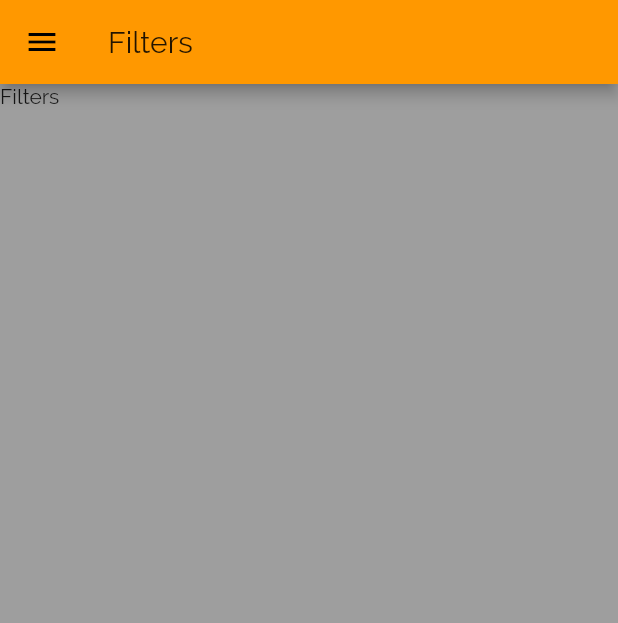
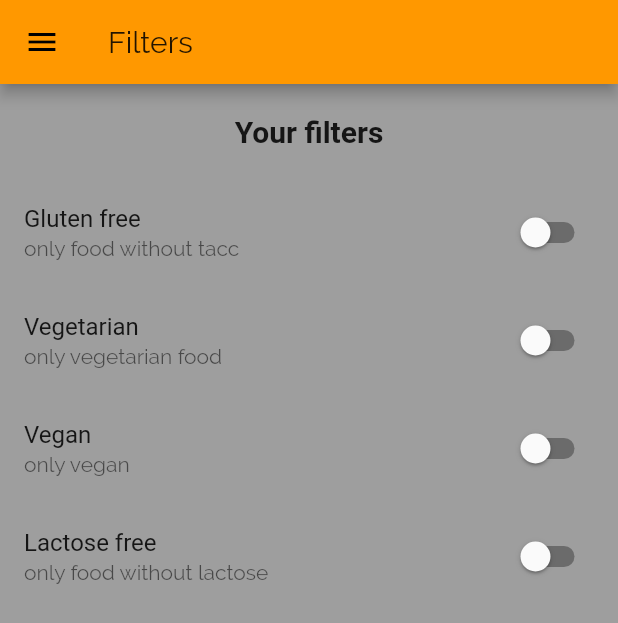
Before and after one commit to albertoecf/comidas_app, a Flutter app: the FiltersScreen screen opened by its route, on a phone screen of 412 x 824 dp. Shown: the top 623 px of the screen. Run offline on Flutter 3.47's test engine with Material 2 defaults, Android fonts, the phone set to English and light mode, and no system bars; Roboto replaces fonts that are missing (RobotCondensed).

Commit message:
filter front + pdf app map wip

```diff
--- a/lib/screens/filters_screen.dart
+++ b/lib/screens/filters_screen.dart
@@ -1,8 +1,33 @@
 import 'package:flutter/material.dart';
 import '../widgets/main_drawer.dart';
 
-class FiltersScreen extends StatelessWidget {
+class FiltersScreen extends StatefulWidget {
   static const routeName = '/filters';
+
+  @override
+  _FiltersScreenState createState() => _FiltersScreenState();
+}
+
+class _FiltersScreenState extends State<FiltersScreen> {
+  var _glutenFree = false;
+  var _vegetarian = false;
+  var _vegan = false;
+  var _lactoseFree = false;
+
+  Widget _buildSwitchListTile(
+    String title,
+    String description,
+    bool currentValue,
+    Function updateValue,
+  ) {
+    return SwitchListTile(
+      title: Text(title),
+      value: currentValue,
+      subtitle: Text(description),
+      onChanged: updateValue,
+    );
+  }
+
   @override
   Widget build(BuildContext context) {
     return Scaffold(
@@ -10,9 +35,68 @@ class FiltersScreen extends StatelessWidget {
           title: Text('Filters'),
         ),
         drawer: MainDrawer(),
-      body: Container(
-        child: Text('Filters'),
+        body: Column(
+          children: <Widget>[
+            Container(
+              padding: EdgeInsets.all(20),
+              child: Text('Your filters',
+                  style: Theme.of(context).textTheme.title),
             ),
+            Expanded(
+              child: ListView(
+                children: <Widget>[
+                  _buildSwitchListTile(
+                    'Gluten free',
+                    'only food without tacc',
+                    _glutenFree,
+                    (newValue) {
+                      setState(
+                        () {
+                          _glutenFree = newValue;
+                        },
                       );
+                    },
+                  ),
+                  _buildSwitchListTile(
+                    'Vegetarian',
+                    'only vegetarian food',
+                    _vegetarian,
+                    (newValue) {
+                      setState(
+                        () {
+                          _vegetarian = newValue;
+                        },
+                      );
+                    },
+                  ),
+                  _buildSwitchListTile(
+                    'Vegan',
+                    'only vegan',
+                    _vegan,
+                    (newValue) {
+                      setState(
+                        () {
+                          _vegan = newValue;
+                        },
+                      );
+                    },
+                  ),
+                  _buildSwitchListTile(
+                    'Lactose free',
+                    'only food without lactose',
+                    _lactoseFree,
+                    (newValue) {
+                      setState(
+                        () {
+                          _lactoseFree = newValue;
+                        },
+                      );
+                    },
+                  ),
+                ],
+              ),
+            )
+          ],
+        ));
   }
 }
```
Also changed, not shown: 1 other file. Lines whose indentation alone changed are shown as unchanged.
